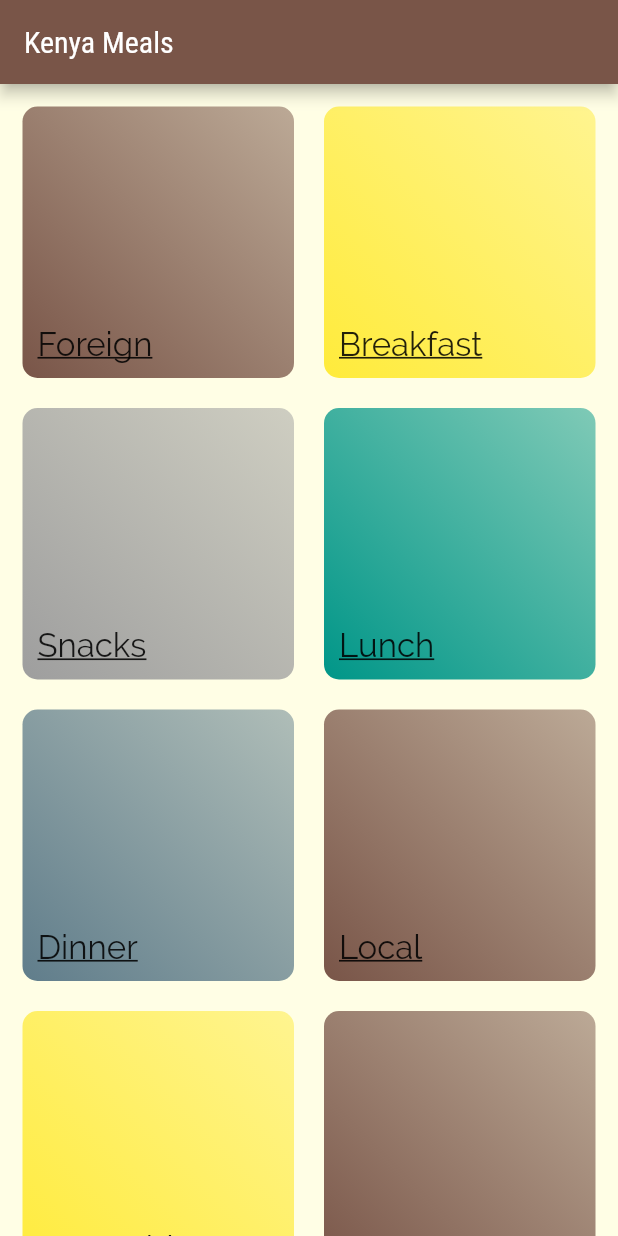
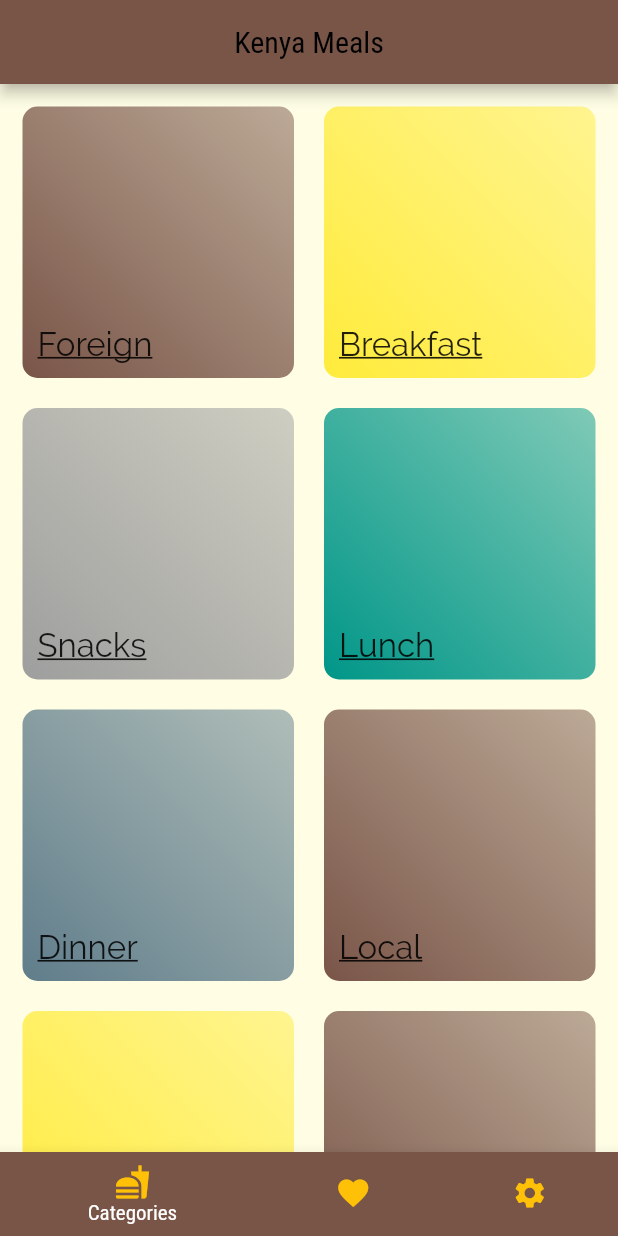
Before and after one commit to cosmasnyairo/meals_app, a Flutter app: the screen it shows after launch, on a phone screen of 412 x 824 dp. Run offline on Flutter 3.47's test engine with Material 2 defaults, Android fonts, the phone set to English and light mode, and no system bars.

Commit message:
New Commit

```diff
--- a/lib/main.dart
+++ b/lib/main.dart
@@ -1,8 +1,9 @@
 import 'package:flutter/material.dart';
-import 'package:meals_app/screens/meal_details_screen.dart';
 
-import './screens/categories_screen.dart';
+
 import './screens/category_meals_screen.dart';
+import './screens/meal_details_screen.dart';
+import './screens/tabs_screen.dart';
 
 void main() => runApp(MyApp());
 
@@ -30,7 +31,7 @@ class MyApp extends StatelessWidget {
               fontFamily: 'Raleway',
             )),
       ),
-      home: CategoriesScreen(),
+      home: TabsScreen(),
       routes: {
         '/category-meals': (ctx) => CategoryMealsScreen(),
         '/meal-details': (ctx) => MealDetailsScreen(),
--- a/lib/screens/categories_screen.dart
+++ b/lib/screens/categories_screen.dart
@@ -1,5 +1,4 @@
 import 'package:flutter/material.dart';
-import 'package:curved_navigation_bar/curved_navigation_bar.dart';
 
 import '../widgets/category_item.dart';
 import '../dummy_data.dart';
@@ -7,11 +6,7 @@ import '../dummy_data.dart';
 class CategoriesScreen extends StatelessWidget {
   @override
   Widget build(BuildContext context) {
-    return Scaffold(
-      appBar: AppBar(
-        title: const Text('Kenya Meals'),
-      ),
-      body: GridView(
+    return GridView(
         padding: const EdgeInsets.all(15),
         gridDelegate: SliverGridDelegateWithMaxCrossAxisExtent(
           maxCrossAxisExtent: 200,  //change to 400 for it to be better
@@ -31,19 +26,7 @@ class CategoriesScreen extends StatelessWidget {
             )
             .toList(),
         //maps it into a list
-      ),
-      // bottomNavigationBar: CurvedNavigationBar(
-      //   color: Theme.of(context).primaryColor,
-      //   backgroundColor: null,
-      //   height: 60,
-      //   items: <Widget>[
-      //     Icon(Icons.menu, size: 30),
-      //     Icon(Icons.star, size: 30),
-      //     Icon(Icons.settings, size: 30),
-      //   ],
-      //   animationCurve: Curves.easeIn,
-      //   animationDuration: Duration(milliseconds: 600),
-      // ),
+
     );
   }
 }
--- /dev/null
+++ b/lib/screens/favourites_screen.dart
@@ -0,0 +1,10 @@
+import 'package:flutter/material.dart';
+
+class FavouritesScreen extends StatelessWidget {
+  @override
+  Widget build(BuildContext context) {
+    return Center(
+      child: Text('My Favourites'),
+    );
+  }
+}
--- /dev/null
+++ b/lib/screens/tabs_screen.dart
@@ -0,0 +1,69 @@
+import 'package:flutter/material.dart';
+import './categories_screen.dart';
+import './favourites_screen.dart';
+
+class TabsScreen extends StatefulWidget {
+  @override
+  _TabsScreenState createState() => _TabsScreenState();
+}
+
+class _TabsScreenState extends State<TabsScreen> {
+  final List<Widget> _pages = [
+    CategoriesScreen(),
+    FavouritesScreen(),
+  ];
+
+  int _selectedPageIndex = 0;
+
+  void _selectPage(int index) {
+    setState(() {
+      _selectedPageIndex = index;
+    });
+  }
+
+  @override
+  Widget build(BuildContext context) {
+    return Scaffold(
+      appBar: AppBar(
+        title: Container(
+          alignment: Alignment.center,
+          child: const Text(
+            'Kenya Meals',
+            style: TextStyle(
+              color: Colors.black,
+            ),
+          ),
+        ),
+      ),
+      body: _pages[_selectedPageIndex],
+      bottomNavigationBar: BottomNavigationBar(
+        onTap: _selectPage,
+        currentIndex: _selectedPageIndex,
+        type: BottomNavigationBarType.shifting,
+        items: [
+          BottomNavigationBarItem(
+            backgroundColor: Theme.of(context).primaryColor,
+            icon: Icon(
+              Icons.fastfood,
+              color: Theme.of(context).accentColor,
+            ),
+            title: Text('Categories'),
+          ),
+          BottomNavigationBarItem(
+            backgroundColor: Theme.of(context).primaryColor,
+            icon: Icon(
+              Icons.favorite,
+              color: Theme.of(context).accentColor,
+            ),
+            title: Text('Favourites'),
+          ),
+          BottomNavigationBarItem(
+            backgroundColor: Theme.of(context).primaryColor,
+            icon: Icon(Icons.settings, color: Theme.of(context).accentColor),
+            title: Text('Settings'),
+          ),
+        ],
+      ),
+    );
+  }
+}
--- a/pubspec.yaml
+++ b/pubspec.yaml
@@ -23,7 +23,6 @@ dependencies:
   # The following adds the Cupertino Icons font to your application.
   # Use with the CupertinoIcons class for iOS style icons.
   cupertino_icons: ^0.1.2
-  curved_navigation_bar: ^0.3.1
 dev_dependencies:
   flutter_test:
     sdk: flutter
```
Also changed, not shown: pubspec.lock.
